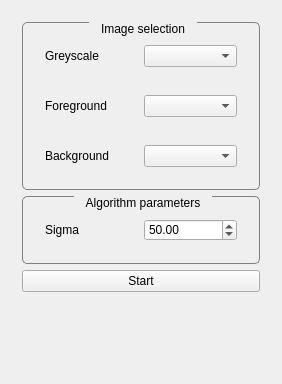
araex/mitk-gem, file src/internal/GraphcutViewControls.ui: the form before one commit.
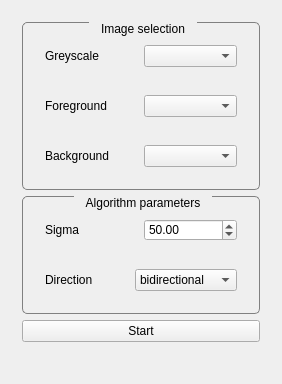
The form after the commit. Custom widgets are drawn as their Qt base class.

Commit message: added boundary direction combo box

The edit to the form file:
```diff
--- a/src/internal/GraphcutViewControls.ui
+++ b/src/internal/GraphcutViewControls.ui
@@ -167,6 +167,38 @@
             </layout>
            </widget>
           </item>
+          <item>
+           <widget class="QWidget" name="widget_2" native="true">
+            <layout class="QHBoxLayout" name="horizontalLayout_5">
+             <item>
+              <widget class="QLabel" name="label_5">
+               <property name="text">
+                <string>Direction</string>
+               </property>
+              </widget>
+             </item>
+             <item>
+              <widget class="QComboBox" name="paramBoundaryDirectionComboBox">
+               <item>
+                <property name="text">
+                 <string>bidirectional</string>
+                </property>
+               </item>
+               <item>
+                <property name="text">
+                 <string>bright to dark</string>
+                </property>
+               </item>
+               <item>
+                <property name="text">
+                 <string>dark to bright</string>
+                </property>
+               </item>
+              </widget>
+             </item>
+            </layout>
+           </widget>
+          </item>
          </layout>
         </widget>
        </item>
```
The commit also changes 3 other files.
